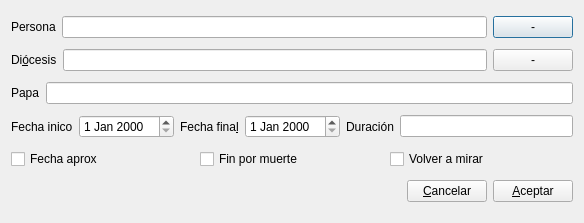
Before: the Qt Designer form gui/dlgnuevoobispo.ui in rogorido/qtpredicadores, drawn with Qt 5.
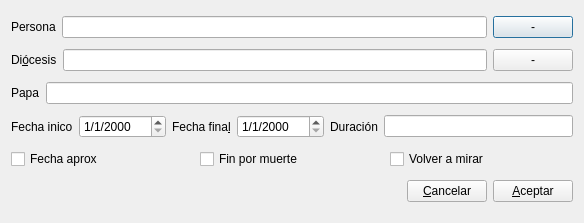
After: the same form once the commit is applied. Custom widgets are drawn as their Qt base class.

Commit message: Primera versión final del nuevo form para meter obispos

```diff
--- a/gui/dlgnuevoobispo.ui
+++ b/gui/dlgnuevoobispo.ui
@@ -96,7 +96,11 @@
       </widget>
      </item>
      <item>
-      <widget class="QDateEdit" name="dtFechaInicio"/>
+      <widget class="QDateEdit" name="dtFechaInicio">
+       <property name="displayFormat">
+        <string>d/M/yyyy</string>
+       </property>
+      </widget>
      </item>
      <item>
       <widget class="QLabel" name="label_5">
@@ -109,7 +113,11 @@
       </widget>
      </item>
      <item>
-      <widget class="QDateEdit" name="dtFechaFinal"/>
+      <widget class="QDateEdit" name="dtFechaFinal">
+       <property name="displayFormat">
+        <string>d/M/yyyy</string>
+       </property>
+      </widget>
      </item>
      <item>
       <widget class="QLabel" name="label_6">
```
The commit also changes 3 other files.
